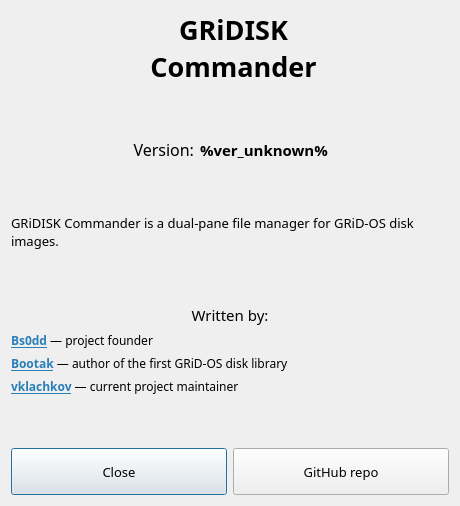
First picture: the form in ui/dialogs/about.ui, repository Bs0Dd/GRiDISKCOM, before the edit.
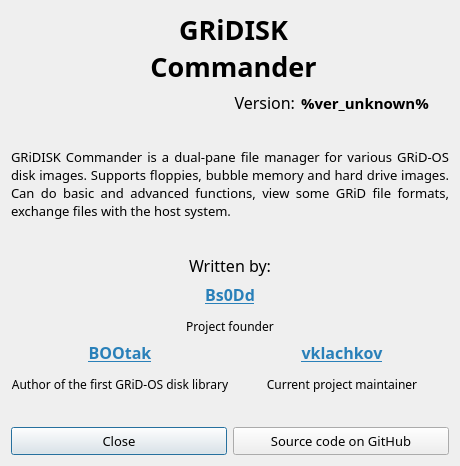
Second picture: the form after the edit. Icons and pictures are not drawn.

Commit message: New "About" dialog, version bump

Diff of the .ui file:
```diff
--- a/ui/dialogs/about.ui
+++ b/ui/dialogs/about.ui
@@ -7,7 +7,7 @@
     <x>0</x>
     <y>0</y>
     <width>460</width>
-    <height>506</height>
+    <height>466</height>
    </rect>
   </property>
   <property name="sizePolicy">
@@ -19,13 +19,13 @@
   <property name="minimumSize">
    <size>
     <width>460</width>
-    <height>506</height>
+    <height>466</height>
    </size>
   </property>
   <property name="maximumSize">
    <size>
     <width>460</width>
-    <height>506</height>
+    <height>466</height>
    </size>
   </property>
   <property name="font">
@@ -95,19 +95,6 @@
      </item>
     </layout>
    </item>
-   <item>
-    <spacer name="verticalSpacer_3">
-     <property name="orientation">
-      <enum>Qt::Vertical</enum>
-     </property>
-     <property name="sizeHint" stdset="0">
-      <size>
-       <width>20</width>
-       <height>40</height>
-      </size>
-     </property>
-    </spacer>
-   </item>
    <item>
     <layout class="QHBoxLayout" name="horizontalLayout_3">
      <item>
@@ -115,10 +102,13 @@
        <property name="orientation">
         <enum>Qt::Horizontal</enum>
        </property>
+       <property name="sizeType">
+        <enum>QSizePolicy::Expanding</enum>
+       </property>
        <property name="sizeHint" stdset="0">
         <size>
-         <width>40</width>
-         <height>20</height>
+         <width>0</width>
+         <height>0</height>
         </size>
        </property>
       </spacer>
@@ -154,9 +144,12 @@
        <property name="orientation">
         <enum>Qt::Horizontal</enum>
        </property>
+       <property name="sizeType">
+        <enum>QSizePolicy::Minimum</enum>
+       </property>
        <property name="sizeHint" stdset="0">
         <size>
-         <width>40</width>
+         <width>20</width>
          <height>20</height>
         </size>
        </property>
@@ -171,8 +164,8 @@
      </property>
      <property name="sizeHint" stdset="0">
       <size>
-       <width>20</width>
-       <height>40</height>
+       <width>0</width>
+       <height>0</height>
       </size>
      </property>
     </spacer>
@@ -186,7 +179,7 @@
       </font>
      </property>
      <property name="text">
-      <string>&lt;html&gt;&lt;head/&gt;&lt;body&gt;&lt;p&gt;GRiDISK Commander is a dual-pane file manager for GRiD-OS disk images.&lt;/p&gt;&lt;/body&gt;&lt;/html&gt;</string>
+      <string>&lt;html&gt;&lt;head/&gt;&lt;body&gt;&lt;p align=&quot;justify&quot;&gt;GRiDISK Commander is a dual-pane file manager for various GRiD-OS disk images. Supports floppies, bubble memory and hard drive images. Can do basic and advanced functions, view some GRiD file formats, exchange files with the host system.&lt;/p&gt;&lt;/body&gt;&lt;/html&gt;</string>
      </property>
      <property name="wordWrap">
       <bool>true</bool>
@@ -206,8 +199,8 @@
      </property>
      <property name="sizeHint" stdset="0">
       <size>
-       <width>20</width>
-       <height>40</height>
+       <width>0</width>
+       <height>0</height>
       </size>
      </property>
     </spacer>
@@ -221,7 +214,7 @@
       </font>
      </property>
      <property name="text">
-      <string>&lt;html&gt;&lt;head/&gt;&lt;body&gt;&lt;p align=&quot;center&quot;&gt;Written by:&lt;/p&gt;&lt;/body&gt;&lt;/html&gt;</string>
+      <string>&lt;html&gt;&lt;head/&gt;&lt;body&gt;&lt;p align=&quot;center&quot;&gt;&lt;span style=&quot; font-size:12pt;&quot;&gt;Written by:&lt;/span&gt;&lt;/p&gt;&lt;/body&gt;&lt;/html&gt;</string>
      </property>
     </widget>
    </item>
@@ -234,10 +227,12 @@
       </font>
      </property>
      <property name="text">
-      <string>&lt;html&gt;&lt;head/&gt;&lt;body&gt;&lt;p&gt;&lt;a href=&quot;http://bs0dd.net&quot;&gt;&lt;span style=&quot; font-weight:700; text-decoration: underline; color:#2980b9;&quot;&gt;Bs0dd&lt;/span&gt;&lt;/a&gt; — project founder&lt;/p&gt;&lt;/body&gt;&lt;/html&gt;</string>
+      <string>&lt;html&gt;&lt;head/&gt;&lt;body&gt;&lt;p align=&quot;center&quot;&gt;&lt;a href=&quot;http://bs0dd.net&quot;&gt;&lt;span style=&quot; font-size:12pt; font-weight:700; text-decoration: underline; color:#2980b9;&quot;&gt;Bs0Dd&lt;/span&gt;&lt;/a&gt;&lt;/p&gt;&lt;p align=&quot;center&quot;&gt;Project founder&lt;/p&gt;&lt;/body&gt;&lt;/html&gt;</string>
      </property>
     </widget>
    </item>
+   <item>
+    <layout class="QHBoxLayout" name="horizontalLayout_5">
    <item>
     <widget class="QLabel" name="label_8">
      <property name="font">
@@ -247,7 +242,7 @@
       </font>
      </property>
      <property name="text">
-      <string>&lt;html&gt;&lt;head/&gt;&lt;body&gt;&lt;p&gt;&lt;a href=&quot;https://www.youtube.com/@kogdazjasdohnu&quot;&gt;&lt;span style=&quot; font-weight:700; text-decoration: underline; color:#2980b9;&quot;&gt;Bootak&lt;/span&gt;&lt;/a&gt; — author of the first GRiD-OS disk library&lt;/p&gt;&lt;/body&gt;&lt;/html&gt;</string>
+        <string>&lt;html&gt;&lt;head/&gt;&lt;body&gt;&lt;p align=&quot;center&quot;&gt;&lt;a href=&quot;https://www.youtube.com/@kogdazjasdohnu&quot;&gt;&lt;span style=&quot; font-size:12pt; font-weight:700; text-decoration: underline; color:#2980b9;&quot;&gt;BOOtak&lt;/span&gt;&lt;/a&gt;&lt;/p&gt;&lt;p align=&quot;center&quot;&gt;Author of the first GRiD-OS disk library&lt;/p&gt;&lt;/body&gt;&lt;/html&gt;</string>
      </property>
     </widget>
    </item>
@@ -260,9 +255,11 @@
       </font>
      </property>
      <property name="text">
-      <string>&lt;html&gt;&lt;head/&gt;&lt;body&gt;&lt;p&gt;&lt;a href=&quot;https://github.com/vklachkov&quot;&gt;&lt;span style=&quot; font-weight:700; text-decoration: underline; color:#2980b9;&quot;&gt;vklachkov&lt;/span&gt;&lt;/a&gt; — current project maintainer&lt;/p&gt;&lt;/body&gt;&lt;/html&gt;</string>
-     </property>
-    </widget>
+        <string>&lt;html&gt;&lt;head/&gt;&lt;body&gt;&lt;p align=&quot;center&quot;&gt;&lt;a href=&quot;https://github.com/vklachkov&quot;&gt;&lt;span style=&quot; font-size:12pt; font-weight:700; text-decoration: underline; color:#2980b9;&quot;&gt;vklachkov&lt;/span&gt;&lt;/a&gt;&lt;/p&gt;&lt;p align=&quot;center&quot;&gt;Current project maintainer&lt;/p&gt;&lt;/body&gt;&lt;/html&gt;</string>
+       </property>
+      </widget>
+     </item>
+    </layout>
    </item>
    <item>
     <spacer name="verticalSpacer_2">
@@ -271,8 +268,8 @@
      </property>
      <property name="sizeHint" stdset="0">
       <size>
-       <width>20</width>
-       <height>40</height>
+       <width>0</width>
+       <height>6</height>
       </size>
      </property>
     </spacer>
@@ -313,7 +310,7 @@
         </font>
        </property>
        <property name="text">
-        <string>GitHub repo</string>
+        <string>Source code on GitHub</string>
        </property>
       </widget>
      </item>
```
Lines whose indentation alone changed are shown as unchanged. The commit also changes 2 other files.
